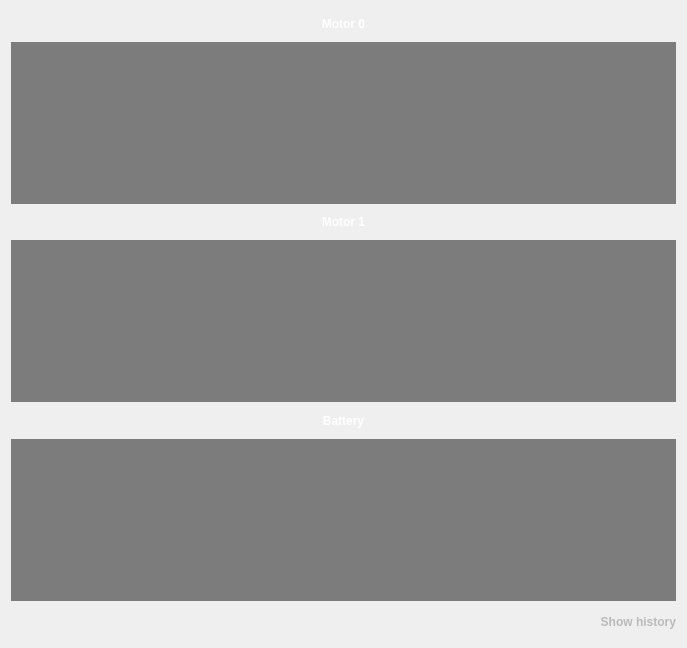
Old version of the form src/ViewLayer/DebugDisplay/FaultPage/FaultUi/FaultUi.ui in the repository UCSolarCarTeam/Epsilon-Dashboard.
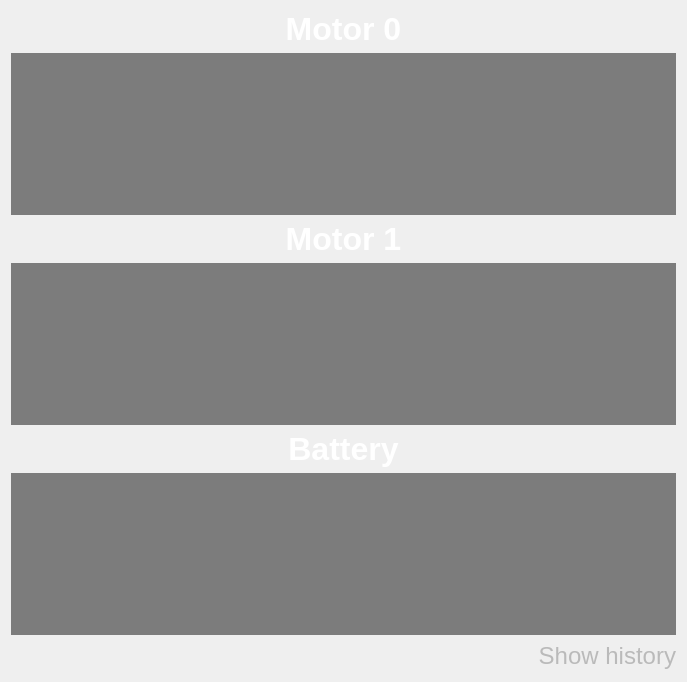
New version of the form.

Commit message: the fonts in the faults page is broken

What changed in the file:
```diff
--- a/src/ViewLayer/DebugDisplay/FaultPage/FaultUi/FaultUi.ui
+++ b/src/ViewLayer/DebugDisplay/FaultPage/FaultUi/FaultUi.ui
@@ -7,7 +7,7 @@
     <x>0</x>
     <y>0</y>
     <width>683</width>
-    <height>648</height>
+    <height>680</height>
    </rect>
   </property>
   <property name="minimumSize">
@@ -34,10 +34,15 @@
   <layout class="QVBoxLayout" name="verticalLayout">
    <item>
     <widget class="QLabel" name="motor0Label">
+     <property name="font">
+      <font>
+       <pointsize>24</pointsize>
+       <weight>75</weight>
+       <bold>true</bold>
+      </font>
+     </property>
      <property name="styleSheet">
-      <string notr="true">font: 24px 'Arial';
-font-weight:500;
-color:white;</string>
+      <string notr="true">color:white;</string>
      </property>
      <property name="text">
       <string>Motor 0</string>
@@ -154,10 +159,17 @@
    </item>
    <item>
     <widget class="QLabel" name="motor1Label">
+     <property name="font">
+      <font>
+       <family>Ubuntu</family>
+       <pointsize>24</pointsize>
+       <weight>75</weight>
+       <italic>false</italic>
+       <bold>true</bold>
+      </font>
+     </property>
      <property name="styleSheet">
-      <string notr="true">font: 24px 'Arial';
-font-weight:500;
-color:white;</string>
+      <string notr="true">color:white;</string>
      </property>
      <property name="text">
       <string>Motor 1</string>
@@ -381,10 +393,15 @@
    </item>
    <item>
     <widget class="QLabel" name="batteryLabel">
+     <property name="font">
+      <font>
+       <pointsize>24</pointsize>
+       <weight>75</weight>
+       <bold>true</bold>
+      </font>
+     </property>
      <property name="styleSheet">
-      <string notr="true">font: 24px 'Arial';
-font-weight:500;
-color:white;</string>
+      <string notr="true">color:white;</string>
      </property>
      <property name="text">
       <string>Battery</string>
@@ -501,10 +518,13 @@
        <height>1000</height>
       </size>
      </property>
+     <property name="font">
+      <font>
+       <pointsize>18</pointsize>
+      </font>
+     </property>
      <property name="styleSheet">
-      <string notr="true">font: 18px 'Arial';
-font-weight:500;
-color:rgb(186, 186, 186);
+      <string notr="true">color:rgb(186, 186, 186);
 </string>
      </property>
      <property name="text">
```
The commit also changes 20 other files.
